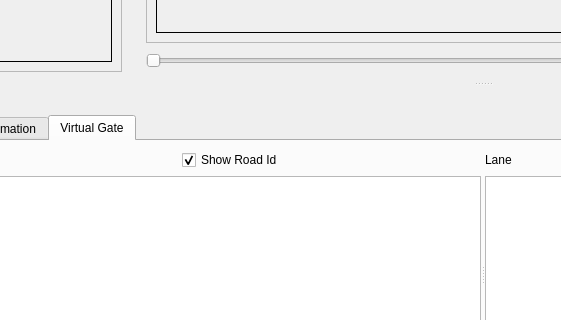
Before: the Qt Designer form LabelTool2.ui in b875102/LabelTool, drawn with Qt 5; both pictures show x 143 to 704 and y 412 to 732 of the 1252 by 852 pixel window.
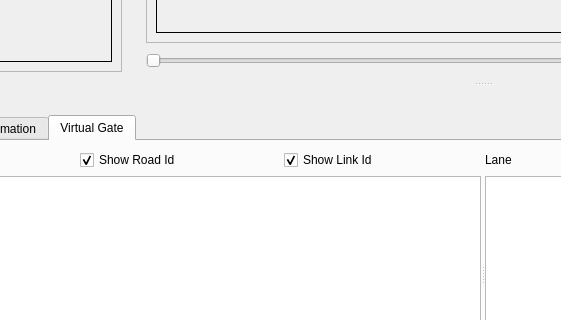
After: the same form once the commit is applied.

Commit message: 1. revised color for road and lane 2. show link_id

Patch:
```diff
--- a/LabelTool2.ui
+++ b/LabelTool2.ui
@@ -520,6 +520,16 @@
                  </property>
                 </widget>
                </item>
+               <item>
+                <widget class="QCheckBox" name="chkShowLinkId">
+                 <property name="text">
+                  <string>Show Link Id</string>
+                 </property>
+                 <property name="checked">
+                  <bool>true</bool>
+                 </property>
+                </widget>
+               </item>
               </layout>
              </item>
              <item>
```
Left out of the diff: 4 changed lines with no effect on the pictures. The commit also changes 4 other files.
